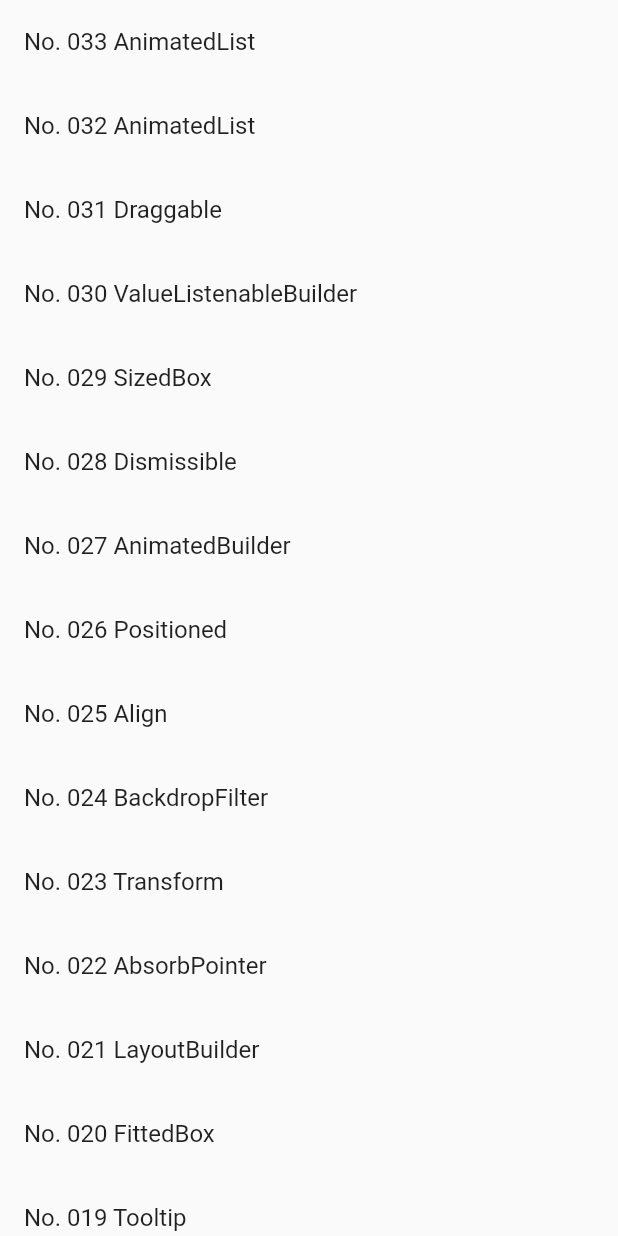
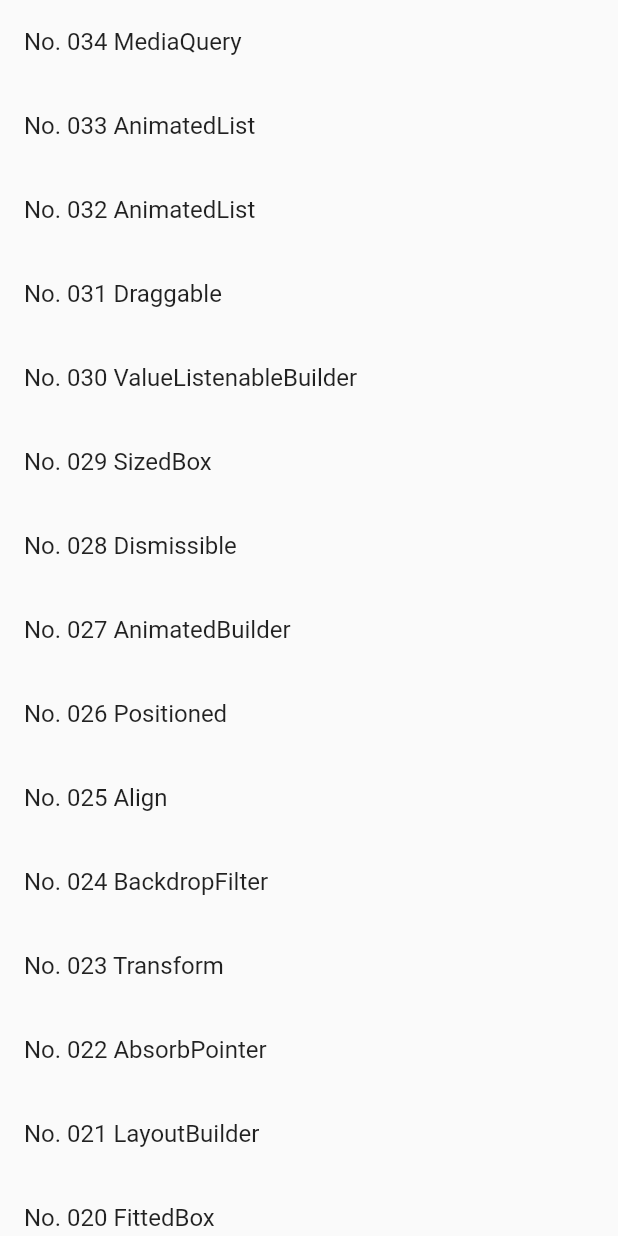
Before and after one commit to fujiya228/flutter-widget-of-the-week, a Flutter app: the screen it shows after launch, on a phone screen of 412 x 824 dp. Run offline on Flutter 3.47's test engine with Material 2 defaults, Android fonts, the phone set to English and light mode, and no system bars; our stand-ins replace transparent_image.

Commit message:
MediaQueryを追加

```diff
--- /dev/null
+++ b/lib/widgets/pages/page034.dart
@@ -0,0 +1,55 @@
+import 'package:flutter/material.dart';
+import '../back_page_button.dart';
+
+class Page034 extends StatelessWidget {
+  const Page034({
+    Key? key,
+  }) : super(key: key);
+
+  @override
+  Widget build(BuildContext context) {
+    return SafeArea(
+      child: Scaffold(
+        body: Center(
+          child: Column(
+            mainAxisAlignment: MainAxisAlignment.center,
+            children: <Widget>[
+              Text('size : ${MediaQuery.of(context).size}'),
+              Text('orientation : ${MediaQuery.of(context).orientation}'),
+              Text(
+                  'textScaleFactor : ${MediaQuery.of(context).textScaleFactor}'),
+              Text('padding : ${MediaQuery.of(context).padding}'),
+              Text(
+                  'disableAnimations : ${MediaQuery.of(context).disableAnimations}'),
+              Text(
+                  'platformBrightness : ${MediaQuery.of(context).platformBrightness}'),
+              Text(
+                  'accessibleNavigation : ${MediaQuery.of(context).accessibleNavigation}'),
+              Text(
+                  'alwaysUse24HourFormat : ${MediaQuery.of(context).alwaysUse24HourFormat}'),
+              Text('boldText : ${MediaQuery.of(context).boldText}'),
+              Text(
+                  'devicePixelRatio : ${MediaQuery.of(context).devicePixelRatio}'),
+              Text(
+                  'displayFeatures : ${MediaQuery.of(context).displayFeatures}'),
+              Text(
+                  'gestureSettings : ${MediaQuery.of(context).gestureSettings}'),
+              Text('hashCode : ${MediaQuery.of(context).hashCode}'),
+              Text('highContrast : ${MediaQuery.of(context).highContrast}'),
+              Text('invertColors  : ${MediaQuery.of(context).invertColors}'),
+              Text('navigationMode : ${MediaQuery.of(context).navigationMode}'),
+              Text('runtimeType : ${MediaQuery.of(context).runtimeType}'),
+              Text(
+                  'systemGestureInsets : ${MediaQuery.of(context).systemGestureInsets}'),
+              Text(
+                  'textScaleFactor : ${MediaQuery.of(context).textScaleFactor}'),
+              Text('viewInsets : ${MediaQuery.of(context).viewInsets}'),
+              Text('viewPadding : ${MediaQuery.of(context).viewPadding}'),
+            ],
+          ),
+        ),
+        floatingActionButton: const BackPageButton(),
+      ),
+    );
+  }
+}
--- a/lib/widgets/widgets.dart
+++ b/lib/widgets/widgets.dart
@@ -32,6 +32,7 @@ import 'pages/page030.dart';
 import 'pages/page031.dart';
 import 'pages/page032.dart';
 import 'pages/page033.dart';
+import 'pages/page034.dart';
 
 class WidgetPage {
   WidgetPage({
@@ -44,6 +45,7 @@ class WidgetPage {
 }
 
 final widgetPages = <WidgetPage>[
+  WidgetPage(title: 'No. 034 MediaQuery', widget: const Page034()),
   WidgetPage(title: 'No. 033 AnimatedList', widget: const Page033()),
   WidgetPage(title: 'No. 032 AnimatedList', widget: const Page032()),
   WidgetPage(title: 'No. 031 Draggable', widget: const Page031()),
```
Also changed, not shown: 1 other file.
